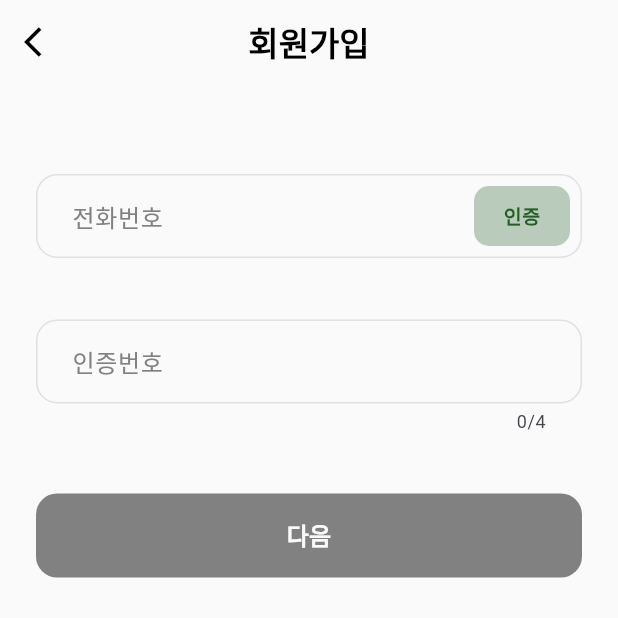
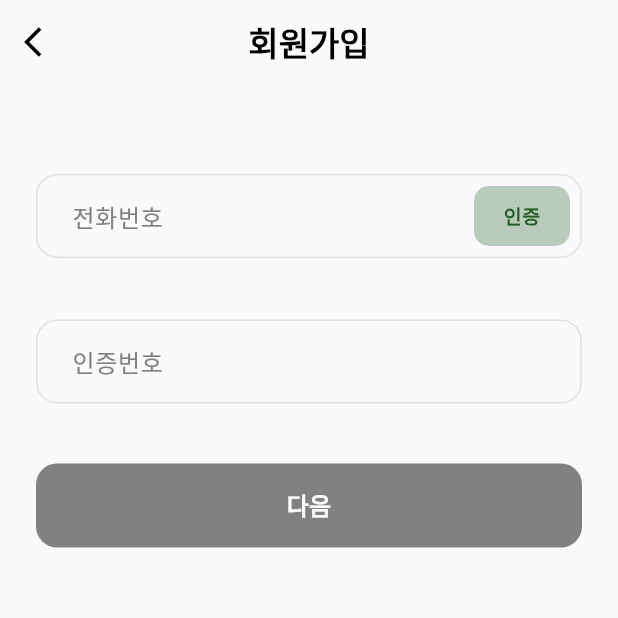
Before and after one commit to kksenniezz/Turtlely-FE, a Flutter app: the Signup screen opened directly, on a phone screen of 412 x 824 dp, the top half of it. Run offline on Flutter 3.47's test engine with Material 3 defaults, Android fonts, the phone set to English and light mode, and no system bars; our stand-ins replace table_calendar; Roboto replaces fonts that are missing (Pretendard).

Commit message:
버튼 활성화 조건 수정, 하단 0/4 텍스트 숨기기, 전화번호 미입력 후 인증 버튼 클릭 시 에러 메시지 추가

```diff
--- a/lib/signup.dart
+++ b/lib/signup.dart
@@ -61,6 +61,13 @@ class _SignupState extends State<Signup> {
   }
 
   void _handleAuthRequest() {
+    if (_phoneController.text.isEmpty) {
+      setState(() {
+        _isAuthSent = false;
+        _authStatusMessage = "전화번호를 확인해 주세요";
+      });
+      return;
+    }
     setState(() {
       _isAuthSent = true;
       _isTimeOut = false; // 재발송 시 타임아웃 해제
@@ -127,7 +134,10 @@ class _SignupState extends State<Signup> {
   Widget build(BuildContext context) {
     // 활성화 조건: 0단계(인증4자리), 1단계(중복체크2 & 비번/비번확인 칸 안 비어있음)
     bool isStep0Valid =
-        _step == 0 && _authCodeController.text.length == 4 && !_isTimeOut;
+        _step == 0 &&
+        _phoneController.text.isNotEmpty &&
+        _authCodeController.text.length == 4 &&
+        !_isTimeOut;
     bool isStep1Valid =
         _step == 1 &&
         _idCheckStatus == 2 &&
@@ -167,7 +177,6 @@ class _SignupState extends State<Signup> {
         centerTitle: true,
       ),
       body: SingleChildScrollView(
-        // 키보드가 올라올 때 화면 스크롤이 가능하게 함
         child: Padding(
           padding: const EdgeInsets.symmetric(horizontal: 24.0),
           child: Column(
@@ -265,6 +274,7 @@ class _SignupState extends State<Signup> {
         TextField(
           controller: _phoneController,
           keyboardType: TextInputType.phone,
+          onChanged: (value) => setState(() {}),
           decoration: InputDecoration(
             hintText: "전화번호",
             hintStyle: const TextStyle(color: TColor.gray),
@@ -325,7 +335,9 @@ class _SignupState extends State<Signup> {
           child: Text(
             _authStatusMessage,
             style: TextStyle(
-              color: _isTimeOut ? Colors.red : const Color(0xFF235E26),
+              color: (_isTimeOut || _authStatusMessage == "전화번호를 확인해 주세요")
+                  ? Colors.red
+                  : const Color(0xFF235E26),
               fontSize: 12,
             ),
           ),
@@ -343,6 +355,7 @@ class _SignupState extends State<Signup> {
           },
           decoration: InputDecoration(
             hintText: "인증번호",
+            counterText: "",
             hintStyle: const TextStyle(color: TColor.gray),
             contentPadding: const EdgeInsets.symmetric(
               vertical: 16,
```
